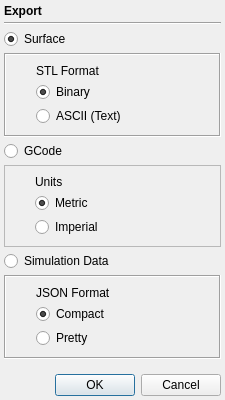
Above: qt/export_dialog.ui from CauldronDevelopmentLLC/CAMotics before the change. Below: the same form after it.
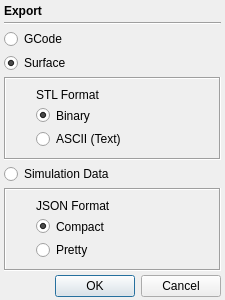
That is the form after the change.

Commit message: Export actual GCode, fixed gcodetool

```diff
--- a/qt/export_dialog.ui
+++ b/qt/export_dialog.ui
@@ -10,19 +10,19 @@
     <x>0</x>
     <y>0</y>
     <width>225</width>
-    <height>400</height>
+    <height>300</height>
    </rect>
   </property>
   <property name="minimumSize">
    <size>
     <width>225</width>
-    <height>400</height>
+    <height>300</height>
    </size>
   </property>
   <property name="maximumSize">
    <size>
     <width>225</width>
-    <height>446</height>
+    <height>346</height>
    </size>
   </property>
   <property name="windowTitle">
@@ -67,6 +67,16 @@
      </property>
     </widget>
    </item>
+   <item>
+    <widget class="QRadioButton" name="gcodeRadioButton">
+     <property name="text">
+      <string>GCode</string>
+     </property>
+     <attribute name="buttonGroup">
+      <string notr="true">buttonGroup</string>
+     </attribute>
+    </widget>
+   </item>
    <item>
     <widget class="QRadioButton" name="surfaceRadioButton">
      <property name="text">
@@ -127,58 +137,6 @@
      </layout>
     </widget>
    </item>
-   <item>
-    <widget class="QRadioButton" name="gcodeRadioButton">
-     <property name="text">
-      <string>GCode</string>
-     </property>
-     <attribute name="buttonGroup">
-      <string notr="true">buttonGroup</string>
-     </attribute>
-    </widget>
-   </item>
-   <item>
-    <widget class="QFrame" name="gcodeFrame">
-     <property name="frameShape">
-      <enum>QFrame::StyledPanel</enum>
-     </property>
-     <property name="frameShadow">
-      <enum>QFrame::Raised</enum>
-     </property>
-     <layout class="QVBoxLayout" name="verticalLayout_4">
-      <property name="spacing">
-       <number>4</number>
-      </property>
-      <property name="leftMargin">
-       <number>30</number>
-      </property>
-      <item>
-       <widget class="QLabel" name="label_4">
-        <property name="text">
-         <string>Units</string>
-        </property>
-       </widget>
-      </item>
-      <item>
-       <widget class="QRadioButton" name="metricUnitsRadioButton">
-        <property name="text">
-         <string>Metric</string>
-        </property>
-        <property name="checked">
-         <bool>true</bool>
-        </property>
-       </widget>
-      </item>
-      <item>
-       <widget class="QRadioButton" name="imperialUnitsRadioButton">
-        <property name="text">
-         <string>Imperial</string>
-        </property>
-       </widget>
-      </item>
-     </layout>
-    </widget>
-   </item>
    <item>
     <widget class="QRadioButton" name="simDataRadioButton">
      <property name="text">
```
The commit also changes 19 other files.
